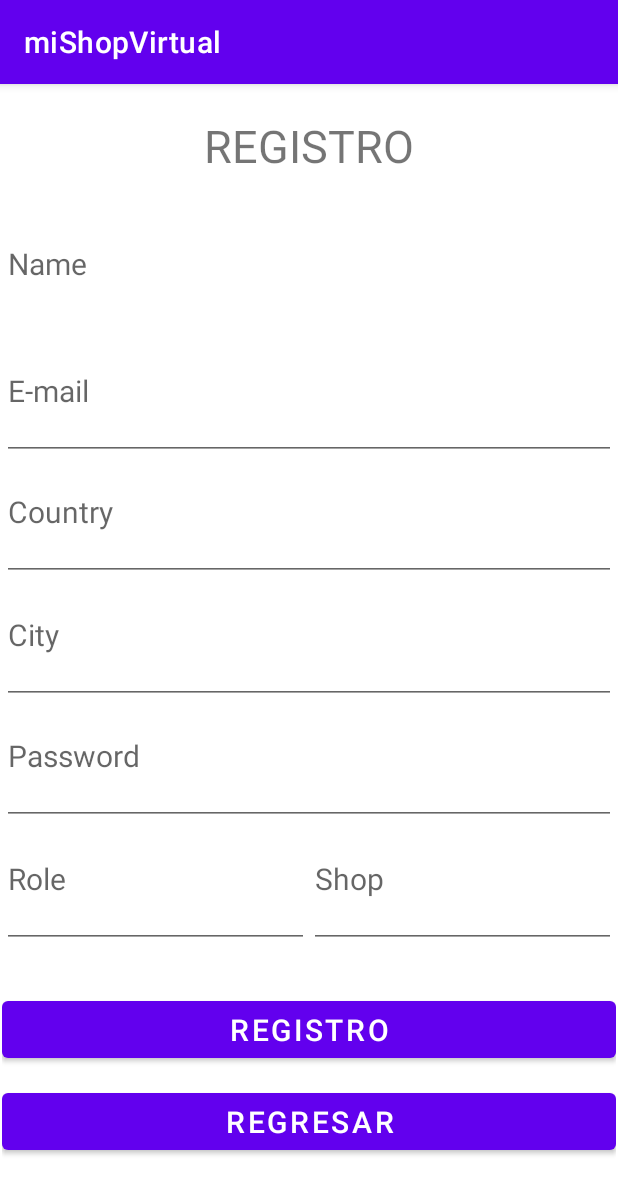
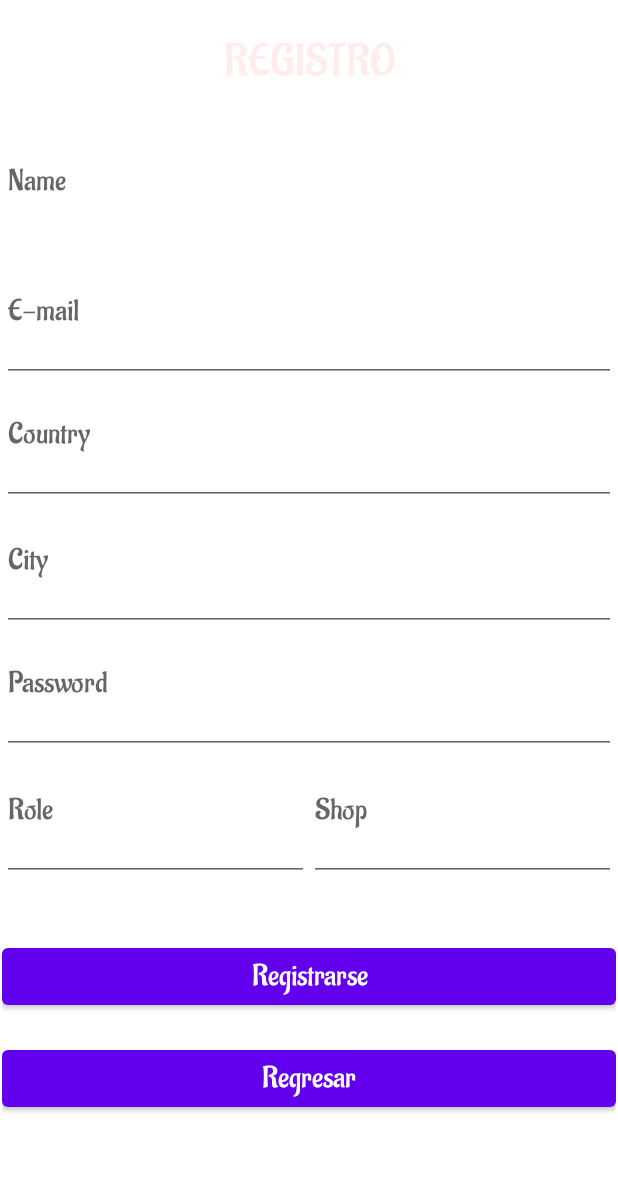
Before and after one commit to Henry781029/MyshopVirtual, an Android app: the shop_register screen opened directly, with no data from a screen before it, on a phone screen of 412 x 824 dp. Shown: the top 1194 px of the screen. Run offline under Robolectric (Android 15) with nearby library versions, the phone set to English and light mode, and no system bars; Roboto replaces fonts that are not available here.

Commit message:
se modifican registro y main iniciar sesion

```diff
--- a/app/src/main/java/com/project_moviles2/miShopVirtual/shop_register.java
+++ b/app/src/main/java/com/project_moviles2/miShopVirtual/shop_register.java
@@ -2,13 +2,38 @@ package com.project_moviles2.miShopVirtual;
 
 import androidx.appcompat.app.AppCompatActivity;
 
+import android.content.Intent;
 import android.os.Bundle;
+import android.view.View;
+import android.view.animation.Animation;
+import android.view.animation.AnimationUtils;
+import android.widget.TextView;
 
 public class shop_register extends AppCompatActivity {
+
+    TextView jtvmensaje2;
 
     @Override
     protected void onCreate(Bundle savedInstanceState) {
         super.onCreate(savedInstanceState);
         setContentView(R.layout.activity_shop_register);
+
+        getSupportActionBar().hide();
+
+        jtvmensaje2=findViewById(R.id.tvmensaje2);
+
+
+
+
+        Animation animation1= AnimationUtils.loadAnimation(getApplicationContext(),R.anim.desplazamiento_abajo);
+
+        jtvmensaje2.setAnimation(animation1);
+
+    }
+    public void Back (View view){
+
+        Intent intent= new Intent(getApplicationContext(),MainActivity.class);
+        startActivity(intent);
+
     }
 }
--- a/app/src/main/res/layout/activity_main.xml
+++ b/app/src/main/res/layout/activity_main.xml
@@ -123,6 +123,7 @@
             android:layout_weight="1"
             android:fontFamily="@font/aladin"
             android:gravity="center"
+            android:onClick="Register"
             android:text="Registrarse"
             android:textAppearance="@style/TextAppearance.AppCompat.Body1"
             android:textSize="25dp" />
--- a/app/src/main/res/layout/activity_shop_register.xml
+++ b/app/src/main/res/layout/activity_shop_register.xml
@@ -22,7 +22,9 @@
             android:layout_width="wrap_content"
             android:layout_height="match_parent"
             android:layout_weight="1"
+            android:fontFamily="@font/aladin"
             android:textSize="30dp"
+            android:textColor="#F44336"
             android:gravity="center"
             android:text="REGISTRO" />
     </LinearLayout>
@@ -46,6 +48,7 @@
             android:layout_width="wrap_content"
             android:layout_height="80dp"
             android:layout_weight="1"
+            android:fontFamily="@font/aladin"
             android:ems="10"
             android:textSize="20dp"
             android:gravity="left"
@@ -71,6 +74,7 @@
             android:layout_width="wrap_content"
             android:layout_height="match_parent"
             android:layout_weight="1"
+            android:fontFamily="@font/aladin"
             android:ems="10"
             android:textSize="20dp"
             android:gravity="left"
@@ -95,6 +99,7 @@
             android:layout_height="match_parent"
             android:layout_weight="1"
             android:ems="10"
+            android:fontFamily="@font/aladin"
             android:textSize="20dp"
             android:gravity="left"
             android:hint="Country"
@@ -118,6 +123,7 @@
             android:layout_height="match_parent"
             android:layout_weight="1"
             android:ems="10"
+            android:fontFamily="@font/aladin"
             android:textSize="20dp"
             android:gravity="left"
             android:hint="City"
@@ -142,6 +148,7 @@
             android:layout_height="match_parent"
             android:layout_weight="1"
             android:ems="10"
+            android:fontFamily="@font/aladin"
             android:textSize="20dp"
             android:gravity="left"
             android:hint="Password"
@@ -165,6 +172,7 @@
             android:layout_height="match_parent"
             android:layout_weight="1"
             android:ems="10"
+            android:fontFamily="@font/aladin"
             android:textSize="20dp"
             android:gravity="left"
             android:hint="Role"
@@ -175,6 +183,7 @@
             android:layout_width="wrap_content"
             android:layout_height="70dp"
             android:layout_weight="1"
+            android:fontFamily="@font/aladin"
             android:ems="10"
             android:textSize="20dp"
             android:gravity="left"
@@ -198,9 +207,11 @@
             android:layout_width="wrap_content"
             android:layout_height="match_parent"
             android:layout_weight="1"
-            android:textSize="20dp"
+            android:fontFamily="@font/aladin"
             android:gravity="center"
-            android:text="REGISTRO" />
+            android:text="Registrarse"
+            android:textAppearance="@style/TextAppearance.AppCompat.Body1"
+            android:textSize="20dp" />
     </LinearLayout>
 
     <LinearLayout
@@ -218,8 +229,11 @@
             android:layout_width="wrap_content"
             android:layout_height="match_parent"
             android:layout_weight="1"
+            android:fontFamily="@font/aladin"
+            android:onClick="Back"
+            android:textAppearance="@style/TextAppearance.AppCompat.Body1"
             android:textSize="20dp"
             android:gravity="center"
-            android:text="REGRESAR" />
+            android:text="Regresar" />
     </LinearLayout>
 </androidx.constraintlayout.widget.ConstraintLayout>
```
Also changed, not shown: app/src/main/java/com/project_moviles2/miShopVirtual/MainActivity.java (+28 -0 lines).
